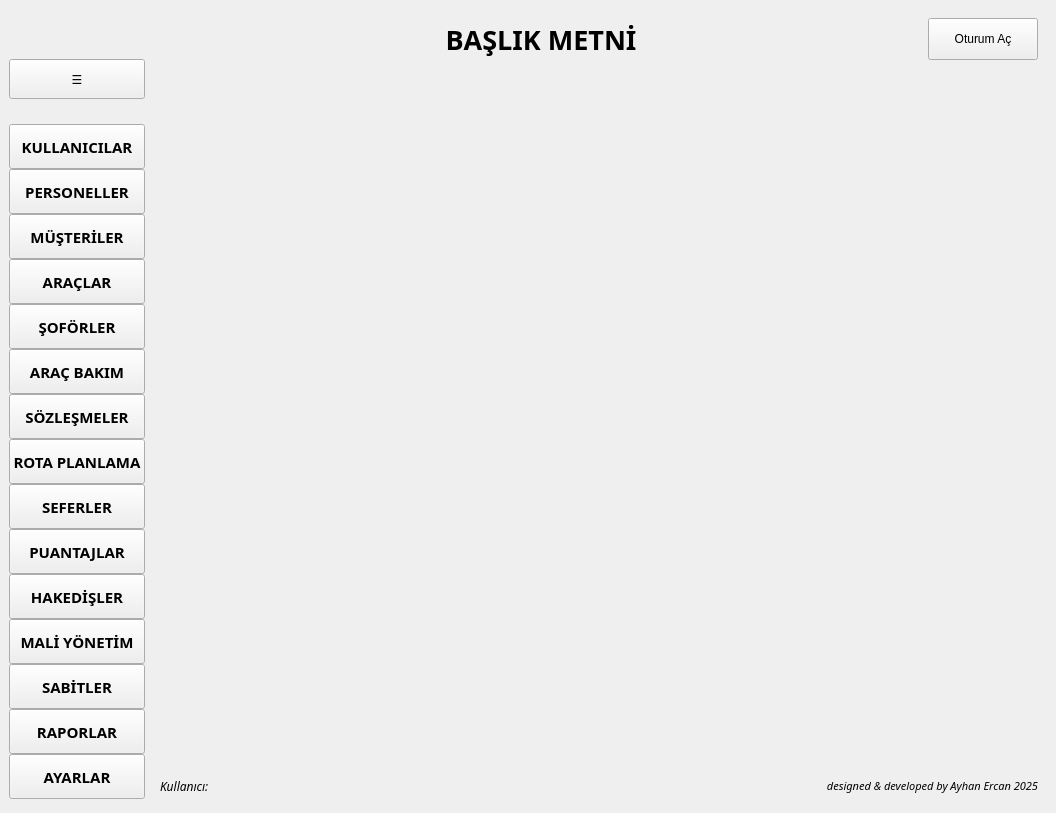
Old version of the form ui/ui_files/main_window.ui in the repository AyhanErcan70/SATTUP.
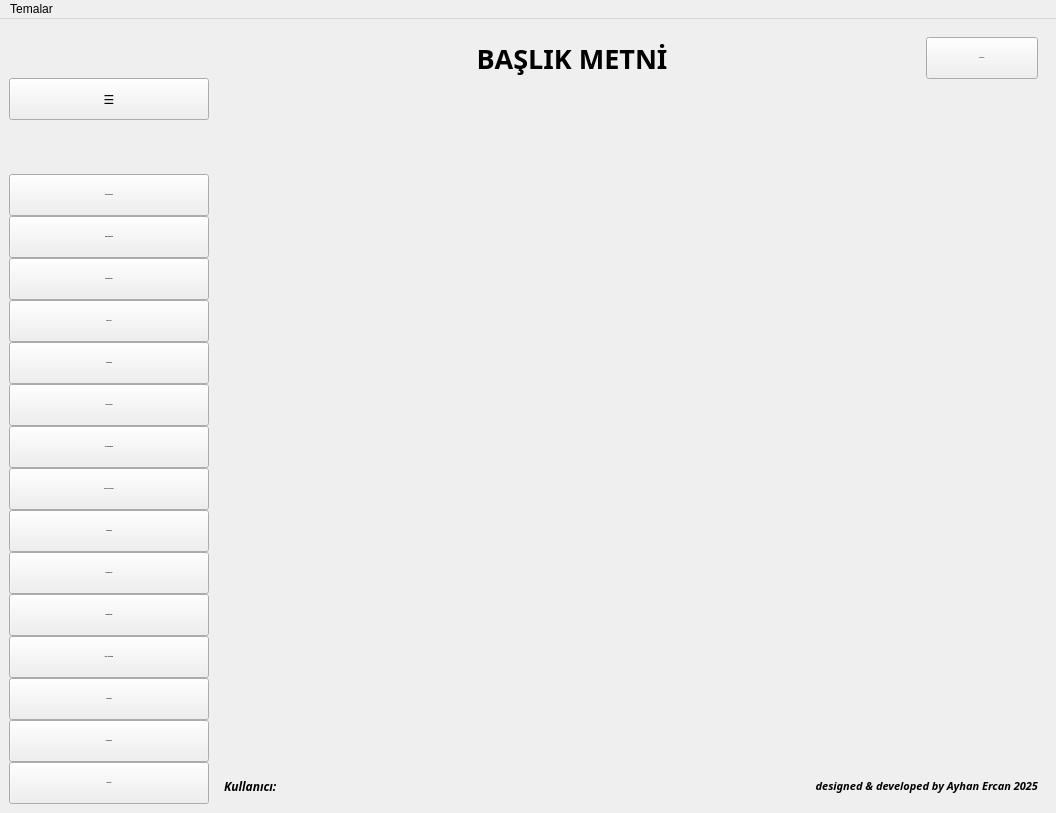
New version of the form. Icons and pictures are not drawn.

What changed in the file:
```diff
--- a/ui/ui_files/main_window.ui
+++ b/ui/ui_files/main_window.ui
@@ -20,25 +20,139 @@
    <string>MainWindow</string>
   </property>
   <property name="styleSheet">
-   <string notr="true">QMainWindow QWidget#centralwidget{
-	border-image: url(:/resimler/a22.jpg) 0,0,0,0 stretch, stretch;
-    background-position: center;
-	background-repeat: no-repeat;
+   <string notr="true">/* ============================================================
+   1. ANA YAPI (Açık Gri / Beyaz Zemin)
+   ============================================================ */
+#centralwidget {
+    background-color: #F0F0F0; /* Klasik Windows açık gri zemin */
 }
-QWidget#page_main{
-	background: transparent;
-	image: url(:/resimler/logo_faded480.png) 0,0,0,0 stretch, stretch;
+
+/* Katmanları şeffaf bırakıyoruz ki gri zemin yukarı sızsın */
+QStackedWidget, QStackedWidget &gt; QWidget, #main_form, #page_modules_container {
+    background: transparent;
 }
+#menu_frame QPushButton {background-color: #E1E1E1;
+    color: #000000;
+	font-family: 'Verdana';
+	font-size: 14px;
+    border-radius: 8px; 
+	min-width: 110px;
+	max-widht:110px;
+	min-height: 30px;
+	max-height: 30px;
+	text-align: left;
+	padding-left: 10px;
+}
+QPushButton#btn_session_toggle {font-family: 'Yu Gothic UI'; font-size: 12px; font-weight: bold; min-width: 90px; min-height: 25px;border-radius: 8px;}
+#menu_frame QPushButton:hover, QMainWindow QPushButton:hover {background-color: #E5F1FB; border: 1px solid #0078D7;}
+#menu_frame QPushButton:pressed, QMainWindow QPushButton:pressed {background-color: #CCE4F7;border: 1px solid #0078D7;}
 
 
-</string>
+/* ============================================================
+   2. BUTONLAR (Geleneksel Ofis Görünümü)
+   ============================================================ */
+QPushButton {
+    background-color: #E1E1E1;
+    color: #000000;
+    border: 1px solid #ADADAD;
+    border-radius: 2px; /* Keskin köşeler klasiktir */
+    padding: 5px 10px;
+    font-family: 'Segoe UI', Tahoma;
+    font-size: 12px;
+}
+
+QPushButton:hover {
+    background-color: #E5F1FB; /* Açık mavi vurgu */
+    border: 1px solid #0078D7;
+}
+
+QPushButton:pressed {
+    background-color: #CCE4F7;
+    border: 1px solid #005499;
+}
+
+/* ============================================================
+   3. GİRİŞ ALANLARI (Beyaz Zemin, Siyah Yazı)
+   ============================================================ */
+QLineEdit, QComboBox, QDateEdit {
+    background-color: #FFFFFF;
+    border: 1px solid #7A7A7A;
+    border-radius: 0px; /* Klasik kutu yapısı */
+    color: #000000;
+    padding: 3px;
+}
+
+QLineEdit:focus {
+    border: 1px solid #0078D7;
+}
+#txt_personel_kodu, #txt_musteri_kodu, #txt_arac_kodu, #txt_sozlesme_kodu {
+    background: transparent;
+    border: none;
+    font-family: 'Courier New';
+    font-weight: bold;
+    font-size: 14pt;
+    color: #e7891d;
+}
+/* ============================================================
+   4. TABLOLAR VE LİSTELER (Yüksek Okunabilirlik)
+   ============================================================ */
+QTableWidget {
+    background-color: #FFFFFF;
+    color: #000000;
+    gridline-color: #D0D0D0;
+    border: 1px solid #828790;
+    selection-background-color: #0078D7; /* Klasik Windows seçili satır mavisi */
+    selection-color: #FFFFFF;
+}
+
+QHeaderView::section {
+    background-color: #F0F0F0; /* Başlıklar gri */
+    color: #000000;
+    padding: 4px;
+    border: 1px solid #D0D0D0;
+    font-weight: normal;
+}
+
+/* ============================================================
+   5. LABELLER VE GROUPBOX
+   ============================================================ */
+QLabel {
+    color: #000000;
+    background: transparent;
+}
+QLabel#lbl_photo, QLabel#lbl_arac_foto{border: 4px solid gray;}
+QGroupBox {
+    border: 1px solid #C0C0C0;
+    margin-top: 10px;
+    font-weight: bold;
+    color: #000000;
+}
+
+QGroupBox::title {
+    subcontrol-origin: margin;
+    left: 10px;
+    padding: 0 3px;
+}
+
+/* ============================================================
+   6. SEKMELER (TABWIDGET)
+   ============================================================ */
+QTabBar::tab {
+    background-color: #E1E1E1;
+    border: 1px solid #ADADAD;
+    border-bottom: none;
+    padding: 6px 12px;
+    color: #000000;
+}
+
+QTabBar::tab:selected {
+    background-color: #FFFFFF; /* Seçili sekme beyaz (kağıt gibi) */
+    border-bottom: 1px solid #FFFFFF;
+}</string>
   </property>
   <widget class="QWidget" name="centralwidget">
-   <property name="styleSheet">
-    <string notr="true"/>
-   </property>
-   <layout class="QGridLayout" name="gridLayout_2">
-    <item row="0" column="0">
+   <layout class="QVBoxLayout" name="verticalLayout">
+    <item>
      <layout class="QGridLayout" name="gridLayout">
       <item row="0" column="1">
        <widget class="QFrame" name="top_frame">
@@ -90,10 +204,17 @@
              </property>
              <property name="minimumSize">
               <size>
-               <width>110</width>
-               <height>0</height>
+               <width>112</width>
+               <height>37</height>
               </size>
              </property>
+             <property name="font">
+              <font>
+               <family>Yu Gothic UI</family>
+               <pointsize>-1</pointsize>
+               <bold>true</bold>
+              </font>
+             </property>
              <property name="text">
               <string>Oturum Aç</string>
              </property>
@@ -118,9 +239,6 @@
           <height>35</height>
          </size>
         </property>
-        <property name="styleSheet">
-         <string notr="true">background:transparent;</string>
-        </property>
         <property name="frameShape">
          <enum>QFrame::Shape::NoFrame</enum>
         </property>
@@ -134,6 +252,7 @@
             <font>
              <family>Century Gothic</family>
              <italic>true</italic>
+             <bold>true</bold>
             </font>
            </property>
            <property name="text">
@@ -166,6 +285,7 @@
              <family>Century Gothic</family>
              <pointsize>8</pointsize>
              <italic>true</italic>
+             <bold>true</bold>
             </font>
            </property>
            <property name="text">
@@ -189,7 +309,7 @@
        <widget class="QFrame" name="menu_frame">
         <property name="minimumSize">
          <size>
-          <width>60</width>
+          <width>200</width>
           <height>0</height>
          </size>
         </property>
@@ -199,9 +319,6 @@
           <height>16777215</height>
          </size>
         </property>
-        <property name="styleSheet">
-         <string notr="true"/>
-        </property>
         <property name="frameShape">
          <enum>QFrame::Shape::NoFrame</enum>
         </property>
@@ -224,18 +341,18 @@
          <property name="spacing">
           <number>0</number>
          </property>
-         <item row="0" column="0">
+         <item row="0" column="0" alignment="Qt::AlignmentFlag::AlignTop">
           <widget class="QPushButton" name="btn_menu_toggle">
            <property name="minimumSize">
             <size>
-             <width>40</width>
-             <height>40</height>
+             <width>132</width>
+             <height>42</height>
             </size>
            </property>
            <property name="maximumSize">
             <size>
              <width>16777215</width>
-             <height>40</height>
+             <height>42</height>
             </size>
            </property>
            <property name="text">
@@ -246,7 +363,7 @@
          <item row="1" column="0">
           <layout class="QGridLayout" name="gridLayout_3">
            <property name="topMargin">
-            <number>25</number>
+            <number>5</number>
            </property>
            <property name="spacing">
             <number>0</number>
@@ -261,20 +378,20 @@
              </property>
              <property name="minimumSize">
               <size>
-               <width>0</width>
-               <height>45</height>
+               <width>132</width>
+               <height>42</height>
               </size>
              </property>
              <property name="maximumSize">
               <size>
                <width>16777215</width>
-               <height>45</height>
+               <height>42</height>
               </size>
              </property>
              <property name="font">
               <font>
-               <family>DaytonaPro</family>
-               <pointsize>11</pointsize>
+               <family>Verdana</family>
+               <pointsize>-1</pointsize>
                <bold>true</bold>
               </font>
              </property>
@@ -302,20 +419,20 @@
              </property>
              <property name="minimumSize">
               <size>
-               <width>0</width>
-               <height>45</height>
+               <width>132</width>
+               <height>42</height>
               </size>
              </property>
              <property name="maximumSize">
               <size>
                <width>16777215</width>
-               <height>45</height>
+               <height>42</height>
               </size>
              </property>
              <property name="font">
               <font>
-               <family>DaytonaPro</family>
-               <pointsize>11</pointsize>
+               <family>Verdana</family>
+               <pointsize>-1</pointsize>
                <bold>true</bold>
               </font>
              </property>
@@ -337,20 +454,20 @@
              </property>
              <property name="minimumSize">
               <size>
-               <width>0</width>
-               <height>45</height>
+               <width>132</width>
+               <height>42</height>
               </size>
              </property>
              <property name="maximumSize">
               <size>
                <width>16777215</width>
-               <height>45</height>
+               <height>42</height>
               </size>
              </property>
              <property name="font">
               <font>
-               <family>DaytonaPro</family>
-               <pointsize>11</pointsize>
+               <family>Verdana</family>
+               <pointsize>-1</pointsize>
                <bold>true</bold>
               </font>
              </property>
@@ -372,20 +489,20 @@
              </property>
              <property name="minimumSize">
               <size>
-               <width>0</width>
-               <height>45</height>
+               <width>132</width>
+               <height>42</height>
               </size>
              </property>
              <property name="maximumSize">
               <size>
                <width>16777215</width>
-               <height>45</height>
+               <height>42</height>
               </size>
              </property>
              <property name="font">
               <font>
-               <family>DaytonaPro</family>
-               <pointsize>11</pointsize>
+               <family>Verdana</family>
+               <pointsize>-1</pointsize>
                <bold>true</bold>
               </font>
              </property>
@@ -407,20 +524,20 @@
              </property>
              <property name="minimumSize">
               <size>
-               <width>0</width>
-               <height>45</height>
+               <width>132</width>
+               <height>42</height>
               </size>
              </property>
              <property name="maximumSize">
               <size>
                <width>16777215</width>
-               <height>45</height>
+               <height>42</height>
               </size>
              </property>
              <property name="font">
               <font>
-               <family>DaytonaPro</family>
-               <pointsize>11</pointsize>
+               <family>Verdana</family>
+               <pointsize>-1</pointsize>
                <bold>true</bold>
               </font>
              </property>
@@ -442,20 +559,20 @@
              </property>
              <property name="minimumSize">
               <size>
-               <width>0</width>
-               <height>45</height>
+               <width>132</width>
+               <height>42</height>
               </size>
              </property>
              <property name="maximumSize">
               <size>
                <width>16777215</width>
-               <height>45</height>
+               <height>42</height>
               </size>
              </property>
              <property name="font">
               <font>
-               <family>DaytonaPro</family>
-               <pointsize>11</pointsize>
+               <family>Verdana</family>
+               <pointsize>-1</pointsize>
                <bold>true</bold>
               </font>
              </property>
@@ -477,20 +594,20 @@
              </property>
              <property name="minimumSize">
               <size>
-               <width>0</width>
-               <height>45</height>
+               <width>132</width>
+               <height>42</height>
               </size>
              </property>
              <property name="maximumSize">
               <size>
                <width>16777215</width>
-               <height>45</height>
+               <height>42</height>
               </size>
              </property>
              <property name="font">
               <font>
-               <family>DaytonaPro</family>
-               <pointsize>11</pointsize>
+               <family>Verdana</family>
+               <pointsize>-1</pointsize>
                <bold>true</bold>
               </font>
              </property>
@@ -512,20 +629,20 @@
              </property>
              <property name="minimumSize">
               <size>
-               <width>0</width>
-               <height>45</height>
+               <width>132</width>
+               <height>42</height>
               </size>
              </property>
              <property name="maximumSize">
               <size>
                <width>16777215</width>
-               <height>45</height>
+               <height>42</height>
               </size>
              </property>
              <property name="font">
               <font>
-               <family>DaytonaPro</family>
-               <pointsize>11</pointsize>
+               <family>Verdana</family>
+               <pointsize>-1</pointsize>
                <bold>true</bold>
               </font>
              </property>
@@ -547,20 +664,20 @@
              </property>
              <property name="minimumSize">
               <size>
-               <width>0</width>
-               <height>45</height>
+               <width>132</width>
+               <height>42</height>
               </size>
              </property>
              <property name="maximumSize">
               <size>
                <width>16777215</width>
-               <height>45</height>
+               <height>42</height>
               </size>
              </property>
              <property name="font">
               <font>
-               <family>DaytonaPro</family>
-               <pointsize>11</pointsize>
+               <family>Verdana</family>
+               <pointsize>-1</pointsize>
                <bold>true</bold>
               </font>
              </property>
@@ -582,20 +699,20 @@
              </property>
              <property name="minimumSize">
               <size>
-               <width>0</width>
-               <height>45</height>
+               <width>132</width>
+               <height>42</height>
               </size>
              </property>
              <property name="maximumSize">
               <size>
                <width>16777215</width>
-               <height>45</height>
+               <height>42</height>
               </size>
              </property>
              <property name="font">
               <font>
-               <family>DaytonaPro</family>
-               <pointsize>11</pointsize>
+               <family>Verdana</family>
+               <pointsize>-1</pointsize>
                <bold>true</bold>
               </font>
              </property>
@@ -617,20 +734,20 @@
              </property>
              <property name="minimumSize">
               <size>
-               <width>0</width>
-               <height>45</height>
+               <width>132</width>
+               <height>42</height>
               </size>
              </property>
              <property name="maximumSize">
               <size>
                <width>16777215</width>
-               <height>45</height>
+               <height>42</height>
               </size>
              </property>
              <property name="font">
               <font>
-               <family>DaytonaPro</family>
-               <pointsize>11</pointsize>
+               <family>Verdana</family>
+               <pointsize>-1</pointsize>
                <bold>true</bold>
               </font>
              </property>
@@ -652,20 +769,20 @@
              </property>
              <property name="minimumSize">
               <size>
-               <width>0</width>
-               <height>45</height>
+               <width>132</width>
+               <height>42</height>
               </size>
              </property>
              <property name="maximumSize">
               <size>
                <width>16777215</width>
-               <height>45</height>
+               <height>42</height>
               </size>
              </property>
              <property name="font">
               <font>
-               <family>DaytonaPro</family>
-               <pointsize>11</pointsize>
+               <family>Verdana</family>
+               <pointsize>-1</pointsize>
                <bold>true</bold>
               </font>
              </property>
@@ -687,20 +804,20 @@
              </property>
              <property name="minimumSize">
               <size>
-               <width>0</width>
-               <height>45</height>
+               <width>132</width>
+               <height>42</height>
               </size>
              </property>
              <property name="maximumSize">
               <size>
                <width>16777215</width>
-               <height>45</height>
+               <height>42</height>
               </size>
              </property>
              <property name="font">
               <font>
-               <family>DaytonaPro</family>
-               <pointsize>11</pointsize>
+               <family>Verdana</family>
+               <pointsize>-1</pointsize>
                <bold>true</bold>
               </font>
              </property>
@@ -722,20 +839,20 @@
              </property>
              <property name="minimumSize">
               <size>
-               <width>0</width>
-               <height>45</height>
+               <width>132</width>
+               <height>42</height>
               </size>
              </property>
              <property name="maximumSize">
               <size>
                <width>16777215</width>
-               <height>45</height>
+               <height>42</height>
               </size>
              </property>
              <property name="font">
               <font>
-               <family>DaytonaPro</family>
-               <pointsize>11</pointsize>
+               <family>Verdana</family>
+               <pointsize>-1</pointsize>
                <bold>true</bold>
               </font>
              </property>
@@ -757,20 +874,20 @@
              </property>
              <property name="minimumSize">
               <size>
-               <width>0</width>
-               <height>45</height>
+               <width>132</width>
+               <height>42</height>
               </size>
              </property>
              <property name="maximumSize">
               <size>
                <width>16777215</width>
-               <height>45</height>
+               <height>42</height>
               </size>
              </property>
              <property name="font">
               <font>
-               <family>DaytonaPro</family>
-               <pointsize>11</pointsize>
+               <family>Verdana</family>
+               <pointsize>-1</pointsize>
                <bold>true</bold>
               </font>
              </property>
@@ -784,27 +901,11 @@
            </item>
           </layout>
          </item>
-         <item row="1" column="0">
-          <spacer name="verticalSpacer_2">
-           <property name="orientation">
-            <enum>Qt::Orientation::Vertical</enum>
-           </property>
-           <property name="sizeHint" stdset="0">
-            <size>
-             <width>20</width>
-             <height>17</height>
-            </size>
-           </property>
-          </spacer>
-         </item>
         </layout>
        </widget>
       </item>
       <item row="1" column="1">
        <widget class="QFrame" name="content_frame">
-        <property name="styleSheet">
-         <string notr="true"/>
-        </property>
         <property name="frameShape">
          <enum>QFrame::Shape::NoFrame</enum>
         </property>
@@ -820,16 +921,10 @@
              <verstretch>0</verstretch>
             </sizepolicy>
            </property>
-           <property name="styleSheet">
-            <string notr="true"/>
-           </property>
            <property name="currentIndex">
             <number>0</number>
            </property>
            <widget class="QWidget" name="page_main">
-            <property name="styleSheet">
-             <string notr="true"/>
-            </property>
             <layout class="QGridLayout" name="gridLayout_5"/>
            </widget>
            <widget class="QWidget" name="page_modul_container"/>
@@ -842,6 +937,66 @@
     </item>
    </layout>
   </widget>
+  <widget class="QMenuBar" name="menuBar">
+   <property name="geometry">
+    <rect>
+     <x>0</x>
+     <y>0</y>
+     <width>1056</width>
+     <height>33</height>
+    </rect>
+   </property>
+   <widget class="QMenu" name="menuTemalar">
+    <property name="title">
+     <string>Temalar</string>
+    </property>
+    <addaction name="actionKlasik"/>
+    <addaction name="actionTuruncu"/>
+    <addaction name="actionResimli"/>
+    <addaction name="actionKaranlik"/>
+   </widget>
+   <addaction name="menuTemalar"/>
+  </widget>
+  <action name="actionWindows">
+   <property name="checkable">
+    <bool>true</bool>
+   </property>
+   <property name="text">
+    <string>Windows</string>
+   </property>
+  </action>
+  <action name="actionKlasik">
+   <property name="checkable">
+    <bool>true</bool>
+   </property>
+   <property name="text">
+    <string>Klasik</string>
+   </property>
+  </action>
+  <action name="actionTuruncu">
+   <property name="checkable">
+    <bool>true</bool>
+   </property>
+   <property name="text">
+    <string>Resimli</string>
+   </property>
+  </action>
+  <action name="actionResimli">
+   <property name="checkable">
+    <bool>true</bool>
+   </property>
+   <property name="text">
+    <string>Turuncu</string>
+   </property>
+  </action>
+  <action name="actionKaranlik">
+   <property name="checkable">
+    <bool>true</bool>
+   </property>
+   <property name="text">
+    <string>Karanlık</string>
+   </property>
+  </action>
  </widget>
  <resources>
   <include location="../icons/context.qrc"/>
```
